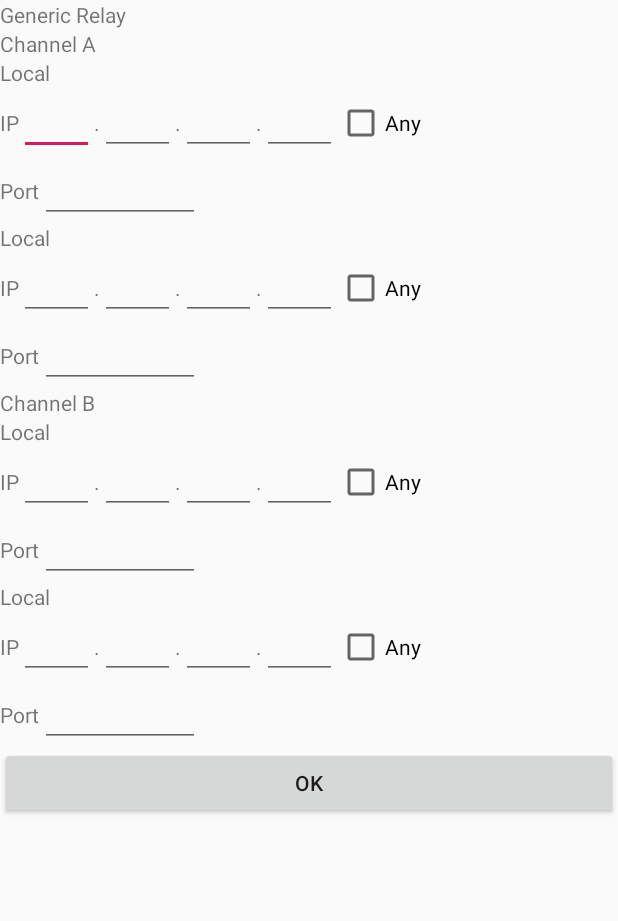
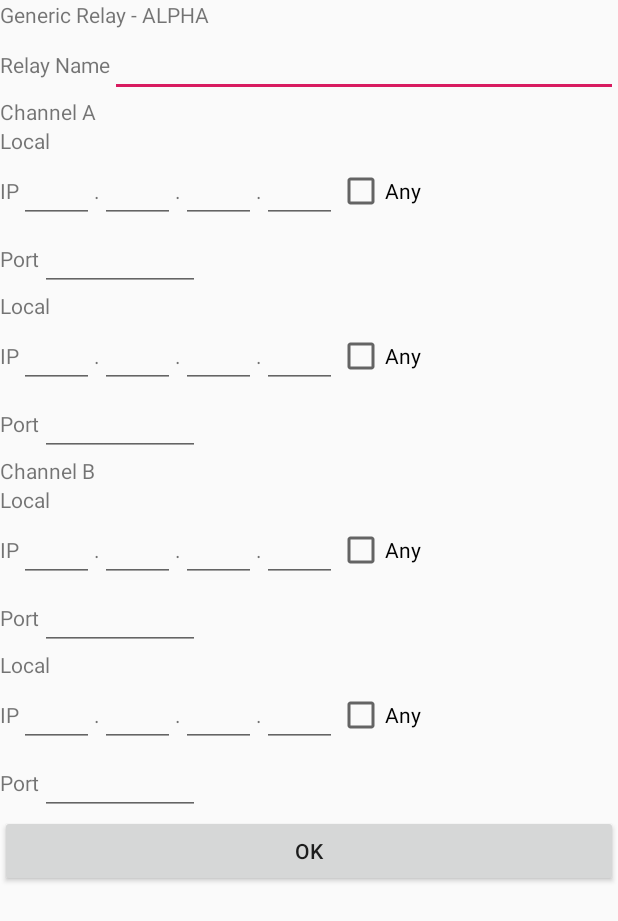
Before and after one commit to rodneymc/UdpRelay, an Android app: the screen it shows after launch (GenericUDPrelay), on a phone screen of 412 x 824 dp. Shown: the top 921 px of the screen. Run offline under Robolectric (Android 15) with nearby library versions, the phone set to English and light mode, and no system bars; pictures from the network do not load.

Commit message:
Add configuration title. Put the word "ALPHA" at the top of the config page

```diff
--- a/app/src/main/java/com/daftdroid/android/udprelay/GenericUDPrelay.java
+++ b/app/src/main/java/com/daftdroid/android/udprelay/GenericUDPrelay.java
@@ -6,6 +6,7 @@ import android.view.LayoutInflater;
 import android.view.View;
 import android.view.ViewGroup;
 import android.widget.Button;
+import android.widget.EditText;
 
 import com.daftdroid.android.udprelay.ui_components.Ipv4;
 
@@ -39,6 +40,8 @@ public class GenericUDPrelay extends Activity {
             chanBloc.setPort(rly.getChanBLocalPort());
             chanBrem.setIpAddress(rly.getChanBRemoteIP());
             chanBrem.setPort(rly.getChanBRemotePort());
+
+            ((EditText) findViewById(R.id.configTitle)).setText(loadedSpec.getTitle());
         }
         else {
             id = storage.getNewSpecId();
@@ -55,14 +58,15 @@ public class GenericUDPrelay extends Activity {
         b.setOnClickListener(new View.OnClickListener() {
             @Override
             public void onClick(View v) {
-                String vpnName = "ui_test"+finalid;
-                RelaySpec rly = new RelaySpec (vpnName,
+                String name = ((EditText) findViewById(R.id.configTitle)).getText().toString();
+
+                RelaySpec rly = new RelaySpec (name,
                         chanAloc.getIpAddress(), chanAloc.getPort(),
                         chanArem.getIpAddress(), chanArem.getPort(),
                         chanBloc.getIpAddress(), chanBloc.getPort(),
                         chanBrem.getIpAddress(), chanBrem.getPort());
                 VpnSpecification spec = new VpnSpecification();
-                spec.setTitle(vpnName);
+                spec.setTitle(name);
                 spec.setId(finalid);
                 spec.setSpec(rly);
 
--- a/app/src/main/res/layout/generic_udp_relay.xml
+++ b/app/src/main/res/layout/generic_udp_relay.xml
@@ -7,7 +7,27 @@
         android:id="@+id/textView3"
         android:layout_width="match_parent"
         android:layout_height="wrap_content"
-        android:text="Generic Relay" />
+        android:text="Generic Relay - ALPHA" />
+    <LinearLayout
+        android:layout_width="match_parent"
+        android:layout_height="wrap_content"
+        android:orientation="horizontal">
+
+        <TextView
+            android:layout_width="wrap_content"
+            android:layout_height="wrap_content"
+            android:text="Relay Name" />
+        <EditText
+            android:id="@+id/configTitle"
+            android:maxLength="20"
+            android:layout_width="wrap_content"
+            android:layout_height="wrap_content"
+            android:layout_weight="1"
+            android:gravity="left"
+            android:maxLines="1"
+            android:imeOptions="actionNext"
+            android:inputType="text" />
+    </LinearLayout>
 
     <LinearLayout
         android:layout_width="match_parent"
```
